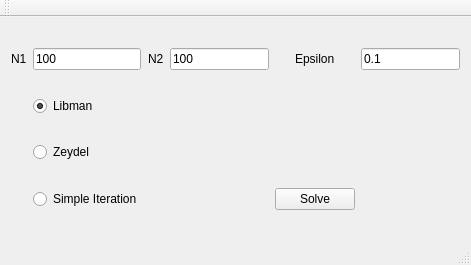
This is numeric-methods-lab-7/ElepticalEqutation/eleptical_interface.ui in alexbakharew/NumericalMethods2 as Qt 5 draws it before an edit. The edited form follows.
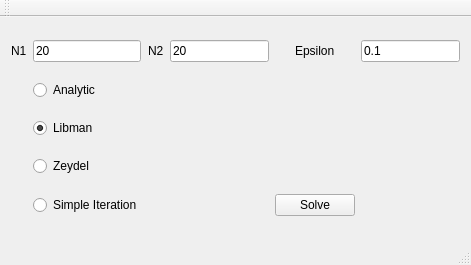
This is the edited form.

What changed in the file:
```diff
--- a/numeric-methods-lab-7/ElepticalEqutation/eleptical_interface.ui
+++ b/numeric-methods-lab-7/ElepticalEqutation/eleptical_interface.ui
@@ -22,58 +22,37 @@
       </property>
      </widget>
     </item>
-    <item row="3" column="1">
-     <widget class="QRadioButton" name="radioButton">
-      <property name="text">
-       <string>Libman</string>
-      </property>
-      <property name="checked">
-       <bool>true</bool>
-      </property>
-     </widget>
-    </item>
     <item row="2" column="3">
      <widget class="QLineEdit" name="lineEdit_N2">
       <property name="text">
-       <string>100</string>
+       <string>20</string>
       </property>
      </widget>
     </item>
     <item row="2" column="1" alignment="Qt::AlignLeft">
      <widget class="QLineEdit" name="lineEdit_N1">
       <property name="text">
-       <string>100</string>
+       <string>20</string>
       </property>
      </widget>
     </item>
-    <item row="5" column="4">
-     <widget class="QPushButton" name="pushButton">
-      <property name="text">
-       <string>Solve</string>
-      </property>
-     </widget>
-    </item>
-    <item row="2" column="4" alignment="Qt::AlignHCenter">
-     <widget class="QLabel" name="label_2">
-      <property name="text">
-       <string>Epsilon</string>
-      </property>
-     </widget>
-    </item>
-    <item row="2" column="2" alignment="Qt::AlignHCenter">
-     <widget class="QLabel" name="label_3">
-      <property name="text">
-       <string>N2</string>
-      </property>
-     </widget>
-    </item>
-    <item row="4" column="1">
+    <item row="5" column="1">
      <widget class="QRadioButton" name="radioButton_3">
       <property name="text">
        <string>Zeydel</string>
       </property>
      </widget>
     </item>
+    <item row="4" column="1">
+     <widget class="QRadioButton" name="radioButton">
+      <property name="text">
+       <string>Libman</string>
+      </property>
+      <property name="checked">
+       <bool>true</bool>
+      </property>
+     </widget>
+    </item>
     <item row="2" column="5">
      <widget class="QLineEdit" name="lineEdit">
       <property name="text">
@@ -81,13 +60,41 @@
       </property>
      </widget>
     </item>
-    <item row="5" column="1">
+    <item row="2" column="4" alignment="Qt::AlignHCenter">
+     <widget class="QLabel" name="label_2">
+      <property name="text">
+       <string>Epsilon</string>
+      </property>
+     </widget>
+    </item>
+    <item row="6" column="1">
      <widget class="QRadioButton" name="radioButton_2">
       <property name="text">
        <string>Simple Iteration</string>
       </property>
      </widget>
     </item>
+    <item row="2" column="2" alignment="Qt::AlignHCenter">
+     <widget class="QLabel" name="label_3">
+      <property name="text">
+       <string>N2</string>
+      </property>
+     </widget>
+    </item>
+    <item row="6" column="4">
+     <widget class="QPushButton" name="pushButton">
+      <property name="text">
+       <string>Solve</string>
+      </property>
+     </widget>
+    </item>
+    <item row="3" column="1">
+     <widget class="QRadioButton" name="radioButton_4">
+      <property name="text">
+       <string>Analytic</string>
+      </property>
+     </widget>
+    </item>
    </layout>
   </widget>
   <widget class="QMenuBar" name="menuBar">
```
